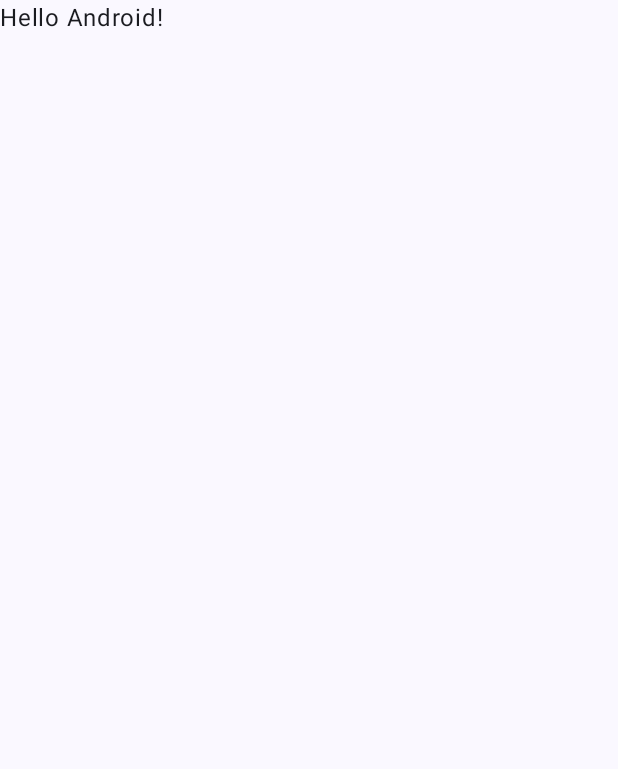
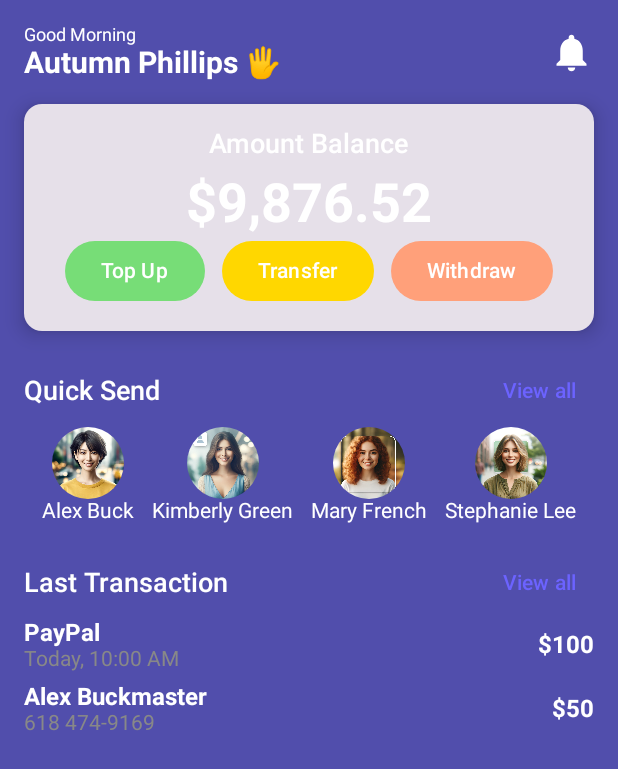
Before and after one commit to NolifekNTB/Bank-App, an Android app built with Jetpack Compose: the screen it shows after launch (MainActivity), on a phone screen of 412 x 824 dp. Before the commit the part shown is almost empty. Shown: the top 769 px of the screen. Run offline under Robolectric (Android 15) with nearby library versions, the phone set to English and light mode, and no system bars.

Commit message:
Home screen works

```diff
--- /dev/null
+++ b/app/src/main/java/com/example/bankapp/presentation/HomeScreen.kt
@@ -0,0 +1,251 @@
+package com.example.bankapp.presentation
+
+import androidx.compose.foundation.Image
+import androidx.compose.foundation.background
+import androidx.compose.foundation.layout.*
+import androidx.compose.foundation.shape.CircleShape
+import androidx.compose.material.icons.Icons
+import androidx.compose.material.icons.filled.Notifications
+import androidx.compose.material3.Button
+import androidx.compose.material3.ButtonDefaults
+import androidx.compose.material3.Card
+import androidx.compose.material3.CardDefaults
+import androidx.compose.material3.Icon
+import androidx.compose.material3.Text
+import androidx.compose.material3.TextButton
+import androidx.compose.runtime.*
+import androidx.compose.ui.Alignment
+import androidx.compose.ui.Modifier
+import androidx.compose.ui.draw.clip
+import androidx.compose.ui.graphics.Color
+import androidx.compose.ui.res.painterResource
+import androidx.compose.ui.text.font.FontWeight
+import androidx.compose.ui.unit.dp
+import androidx.compose.ui.unit.sp
+import androidx.compose.ui.text.style.TextAlign
+import androidx.compose.ui.layout.ContentScale
+import com.example.bankapp.R
+
+
+@Composable
+fun HomeScreen() {
+    Column(
+        modifier = Modifier
+            .fillMaxSize()
+            .background(Color(0xFF514eac))
+            .padding(16.dp),
+        verticalArrangement = Arrangement.spacedBy(16.dp)
+    ) {
+        GreetingHeader()
+        AccountBalanceSection()
+        QuickSendSection()
+        LastTransactionSection()
+    }
+}
+
+@Composable
+fun GreetingHeader() {
+    Row(
+        modifier = Modifier.fillMaxWidth(),
+        verticalAlignment = Alignment.CenterVertically,
+        horizontalArrangement = Arrangement.SpaceBetween
+    ) {
+        Column {
+            Text(
+                text = "Good Morning",
+                fontSize = 12.sp,
+                color = Color.White
+            )
+            Text(
+                text = "Autumn Phillips \uD83D\uDD90\uFE0F",
+                fontSize = 20.sp,
+                fontWeight = FontWeight.Bold,
+                color = Color.White
+            )
+        }
+        NotificationIcon()
+    }
+}
+
+@Composable
+fun NotificationIcon() {
+    Icon(
+        imageVector = Icons.Default.Notifications,
+        contentDescription = "Profile Icon",
+        tint = Color.White,
+        modifier = Modifier.size(30.dp)
+    )
+}
+
+@Composable
+fun AccountBalanceSection() {
+    Card(
+        modifier = Modifier.fillMaxWidth(),
+        elevation = CardDefaults.elevatedCardElevation(8.dp)
+    ) {
+        Column(
+            modifier = Modifier.padding(16.dp),
+            horizontalAlignment = Alignment.CenterHorizontally
+        ) {
+            Text(
+                text = "Amount Balance",
+                fontSize = 18.sp,
+                fontWeight = FontWeight.Medium,
+                color = Color.White
+            )
+            Spacer(modifier = Modifier.height(8.dp))
+            AccountBalanceValue()
+            ActionButtons()
+        }
+    }
+}
+
+@Composable
+fun AccountBalanceValue() {
+    Text(
+        text = "$9,876.52",
+        fontSize = 36.sp,
+        fontWeight = FontWeight.Bold,
+        color = Color.White
+    )
+}
+
+@Composable
+fun ActionButtons() {
+    Row(
+        modifier = Modifier.fillMaxWidth(),
+        horizontalArrangement = Arrangement.SpaceEvenly
+    ) {
+        ActionButton(text = "Top Up", color = Color(0xFF77DD77))
+        ActionButton(text = "Transfer", color = Color(0xFFFFD700))
+        ActionButton(text = "Withdraw", color = Color(0xFFFFA07A))
+    }
+}
+
+@Composable
+fun ActionButton(text: String, color: Color) {
+    Button(
+        onClick = { /* Action */ },
+        colors = ButtonDefaults.buttonColors(containerColor = color)
+    ) {
+        Text(text = text)
+    }
+}
+
+@Composable
+fun QuickSendSection() {
+    Column(
+        modifier = Modifier.fillMaxWidth()
+    ) {
+        SectionHeader(title = "Quick Send", actionText = "View all")
+        QuickSendContacts()
+    }
+}
+
+@Composable
+fun SectionHeader(title: String, actionText: String) {
+    Row(
+        modifier = Modifier.fillMaxWidth(),
+        verticalAlignment = Alignment.CenterVertically,
+        horizontalArrangement = Arrangement.SpaceBetween
+    ) {
+        Text(
+            text = title,
+            fontWeight = FontWeight.Medium,
+            fontSize = 18.sp,
+            color = Color.White
+        )
+        TextButton(onClick = { /*TODO*/ }) {
+            Text(
+                text = actionText,
+                color = Color(0xFF6C63FF),
+                textAlign = TextAlign.End
+            )
+        }
+    }
+}
+
+@Composable
+fun QuickSendContacts() {
+    Row(
+        modifier = Modifier.fillMaxWidth(),
+        horizontalArrangement = Arrangement.SpaceEvenly
+    ) {
+        QuickSendContact("Alex Buck", R.drawable.pictureprofile1)
+        QuickSendContact("Kimberly Green", R.drawable.pictureprofile2)
+        QuickSendContact("Mary French", R.drawable.pictureprofile3)
+        QuickSendContact("Stephanie Lee", R.drawable.pictureprofile4)
+    }
+}
+
+@Composable
+fun QuickSendContact(name: String, imageRes: Int) {
+    Column(
+        horizontalAlignment = Alignment.CenterHorizontally,
+    ) {
+        Image(
+            painter = painterResource(id = imageRes),
+            contentDescription = null,
+            modifier = Modifier
+                .size(48.dp)
+                .clip(CircleShape),
+            contentScale = ContentScale.Crop
+        )
+        Text(
+            text = name,
+            fontSize = 14.sp,
+            color = Color.White
+        )
+    }
+}
+
+@Composable
+fun LastTransactionSection() {
+    Column(
+        modifier = Modifier.fillMaxWidth()
+    ) {
+        SectionHeader(title = "Last Transaction", actionText = "View all")
+        LastTransactionsList()
+    }
+}
+
+@Composable
+fun LastTransactionsList() {
+    Column(
+        modifier = Modifier.fillMaxWidth(),
+        verticalArrangement = Arrangement.spacedBy(8.dp)
+    ) {
+        LastTransaction("PayPal", "$100", "Today, 10:00 AM")
+        LastTransaction("Alex Buckmaster", "$50", "618 474-9169")
+    }
+}
+
+@Composable
+fun LastTransaction(title: String, amount: String, description: String) {
+    Row(
+        modifier = Modifier
+            .fillMaxWidth(),
+        verticalAlignment = Alignment.CenterVertically,
+        horizontalArrangement = Arrangement.SpaceBetween
+    ) {
+        Column {
+            Text(
+                text = title,
+                fontWeight = FontWeight.Bold,
+                fontSize = 16.sp,
+                color = Color.White
+            )
+            Text(
+                text = description,
+                fontSize = 14.sp,
+                color = Color.Gray
+            )
+        }
+        Text(
+            text = amount,
+            fontWeight = FontWeight.Bold,
+            fontSize = 16.sp,
+            color = Color.White
+        )
+    }
+}
--- a/app/src/main/java/com/example/bankapp/presentation/MainActivity.kt
+++ b/app/src/main/java/com/example/bankapp/presentation/MainActivity.kt
@@ -3,45 +3,13 @@ package com.example.bankapp.presentation
 import android.os.Bundle
 import androidx.activity.ComponentActivity
 import androidx.activity.compose.setContent
-import androidx.activity.enableEdgeToEdge
-import androidx.compose.foundation.layout.fillMaxSize
-import androidx.compose.foundation.layout.padding
-import androidx.compose.material3.Scaffold
-import androidx.compose.material3.Text
-import androidx.compose.runtime.Composable
-import androidx.compose.ui.Modifier
-import androidx.compose.ui.tooling.preview.Preview
-import com.example.bankapp.presentation.ui.theme.BankAppTheme
 
 class MainActivity : ComponentActivity() {
     override fun onCreate(savedInstanceState: Bundle?) {
         super.onCreate(savedInstanceState)
-        enableEdgeToEdge()
+        //enableEdgeToEdge()
         setContent {
-            BankAppTheme {
-                Scaffold(modifier = Modifier.fillMaxSize()) { innerPadding ->
-                    Greeting(
-                        name = "Android",
-                        modifier = Modifier.padding(innerPadding)
-                    )
-                }
-            }
+            HomeScreen()
         }
     }
 }
-
-@Composable
-fun Greeting(name: String, modifier: Modifier = Modifier) {
-    Text(
-        text = "Hello $name!",
-        modifier = modifier
-    )
-}
-
-@Preview(showBackground = true)
-@Composable
-fun GreetingPreview() {
-    BankAppTheme {
-        Greeting("Android")
-    }
-}
--- a/app/src/main/java/com/example/bankapp/presentation/ui/theme/Color.kt
+++ b/app/src/main/java/com/example/bankapp/presentation/ui/theme/Color.kt
@@ -9,3 +9,7 @@ val Pink80 = Color(0xFFEFB8C8)
 val Purple40 = Color(0xFF6650a4)
 val PurpleGrey40 = Color(0xFF625b71)
 val Pink40 = Color(0xFF7D5260)
+
+val backgroundColor = Color(0xFF6140ef)
+val backgroundColorOpacity = Color(0xFF8160ff)
+val textColor = Color(0xFFffffff)
--- a/app/src/main/java/com/example/bankapp/presentation/ui/theme/Theme.kt
+++ b/app/src/main/java/com/example/bankapp/presentation/ui/theme/Theme.kt
@@ -1,5 +1,6 @@
 package com.example.bankapp.presentation.ui.theme
 
+import android.app.Activity
 import android.os.Build
 import androidx.compose.foundation.isSystemInDarkTheme
 import androidx.compose.material3.MaterialTheme
@@ -8,7 +9,12 @@ import androidx.compose.material3.dynamicDarkColorScheme
 import androidx.compose.material3.dynamicLightColorScheme
 import androidx.compose.material3.lightColorScheme
 import androidx.compose.runtime.Composable
+import androidx.compose.runtime.SideEffect
+import androidx.compose.ui.graphics.Color
+import androidx.compose.ui.graphics.toArgb
 import androidx.compose.ui.platform.LocalContext
+import androidx.compose.ui.platform.LocalView
+import androidx.core.view.WindowCompat
 
 private val DarkColorScheme = darkColorScheme(
     primary = Purple80,
@@ -20,6 +26,9 @@ private val LightColorScheme = lightColorScheme(
     primary = Purple40,
     secondary = PurpleGrey40,
     tertiary = Pink40
+
+    //surface = backgroundColor,
+    //onSurface = textColor,
 
     /* Other default colors to override
     background = Color(0xFFFFFBFE),
@@ -48,6 +57,14 @@ fun BankAppTheme(
         darkTheme -> DarkColorScheme
         else -> LightColorScheme
     }
+    val view = LocalView.current
+    if (!view.isInEditMode) {
+        SideEffect {
+            val window = (view.context as Activity).window
+            window.statusBarColor = colorScheme.primary.toArgb()
+            WindowCompat.getInsetsController(window, view).isAppearanceLightStatusBars = darkTheme
+        }
+    }
 
     MaterialTheme(
         colorScheme = colorScheme,
--- a/app/src/main/res/values/colors.xml
+++ b/app/src/main/res/values/colors.xml
@@ -6,5 +6,4 @@
     <color name="teal_200">#FF03DAC5</color>
     <color name="teal_700">#FF018786</color>
     <color name="black">#FF000000</color>
-    <color name="white">#FFFFFFFF</color>
 </resources>
--- a/app/src/main/res/values/themes.xml
+++ b/app/src/main/res/values/themes.xml
@@ -2,4 +2,5 @@
 <resources>
 
     <style name="Theme.BankApp" parent="android:Theme.Material.Light.NoActionBar" />
+
 </resources>
```
Also changed, not shown: app/src/main/res/drawable/add.png (added), app/src/main/res/drawable/hand.png (added), app/src/main/res/drawable/more.png (added), app/src/main/res/drawable/pictureprofile1.png (added), app/src/main/res/drawable/pictureprofile2.png (added), app/src/main/res/drawable/pictureprofile3.png (added), app/src/main/res/drawable/pictureprofile4.png (added), app/src/main/res/drawable/transfer.png (added), app/src/main/res/drawable/widthdraw.png (added).
